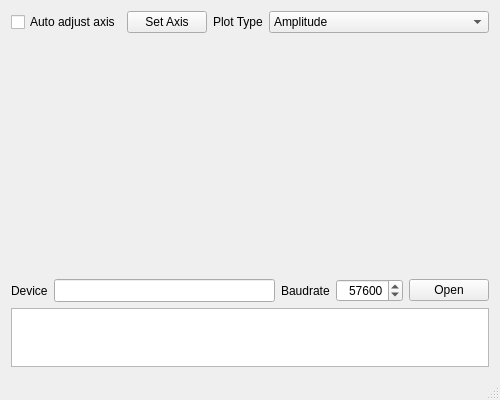
Above: src-desktop/mainwindow.ui from NaoPross/SAMSpectrumAnalyzer before the change. Below: the same form after it.
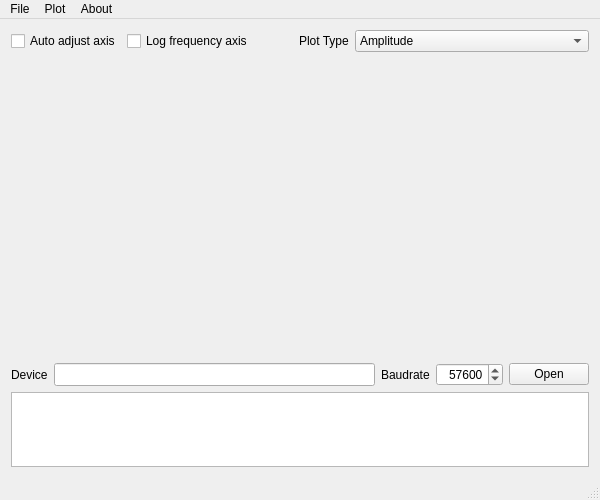
That is the form after the change. Custom widgets are drawn as their Qt base class.

The edit to the form file:
```diff
--- a/src-desktop/mainwindow.ui
+++ b/src-desktop/mainwindow.ui
@@ -6,8 +6,8 @@
    <rect>
     <x>0</x>
     <y>0</y>
-    <width>500</width>
-    <height>400</height>
+    <width>600</width>
+    <height>500</height>
    </rect>
   </property>
   <property name="windowTitle">
@@ -16,7 +16,7 @@
   <widget class="QWidget" name="centralWidget">
    <layout class="QVBoxLayout" name="verticalLayout" stretch="0,4,0,1">
     <item>
-     <layout class="QHBoxLayout" name="plotTypeHLayout" stretch="0,0,0,1">
+     <layout class="QHBoxLayout" name="plotTypeHLayout" stretch="0,0,0,0,1">
       <item>
        <widget class="QCheckBox" name="adjustAxisCheckBox">
         <property name="text">
@@ -28,15 +28,25 @@
        </widget>
       </item>
       <item>
-       <widget class="QPushButton" name="setAxisBtn">
-        <property name="enabled">
-         <bool>true</bool>
-        </property>
+       <widget class="QCheckBox" name="logFreqAxisCheckBox">
         <property name="text">
-         <string>Set Axis</string>
+         <string>Log frequency axis</string>
         </property>
        </widget>
       </item>
+      <item>
+       <spacer name="horizontalSpacer">
+        <property name="orientation">
+         <enum>Qt::Horizontal</enum>
+        </property>
+        <property name="sizeHint" stdset="0">
+         <size>
+          <width>40</width>
+          <height>20</height>
+         </size>
+        </property>
+       </spacer>
+      </item>
       <item>
        <widget class="QLabel" name="plotTypeSelLabel">
         <property name="text">
@@ -182,10 +192,46 @@
     <rect>
      <x>0</x>
      <y>0</y>
-     <width>500</width>
-     <height>20</height>
+     <width>600</width>
+     <height>28</height>
     </rect>
    </property>
+   <widget class="QMenu" name="menuFile">
+    <property name="title">
+     <string>File</string>
+    </property>
+    <addaction name="actionSave_data"/>
+    <addaction name="actionExport_image"/>
+    <addaction name="separator"/>
+    <addaction name="actionQuit"/>
+   </widget>
+   <widget class="QMenu" name="menuPlot">
+    <property name="title">
+     <string>Plot</string>
+    </property>
+    <widget class="QMenu" name="menuPlot_Type">
+     <property name="title">
+      <string>Plot Type</string>
+     </property>
+     <addaction name="actionAmplitude"/>
+     <addaction name="actionPhase"/>
+     <addaction name="actionComplex"/>
+     <addaction name="actionReal"/>
+     <addaction name="actionImaginary"/>
+    </widget>
+    <addaction name="actionAuto_adjust_axis"/>
+    <addaction name="actionLog_frequency_axis"/>
+    <addaction name="menuPlot_Type"/>
+   </widget>
+   <widget class="QMenu" name="menuAbout">
+    <property name="title">
+     <string>About</string>
+    </property>
+    <addaction name="actionAbout"/>
+   </widget>
+   <addaction name="menuFile"/>
+   <addaction name="menuPlot"/>
+   <addaction name="menuAbout"/>
   </widget>
   <widget class="QStatusBar" name="statusBar"/>
  </widget>
```
Left out of the diff: 145 changed lines with no effect on the pictures.
